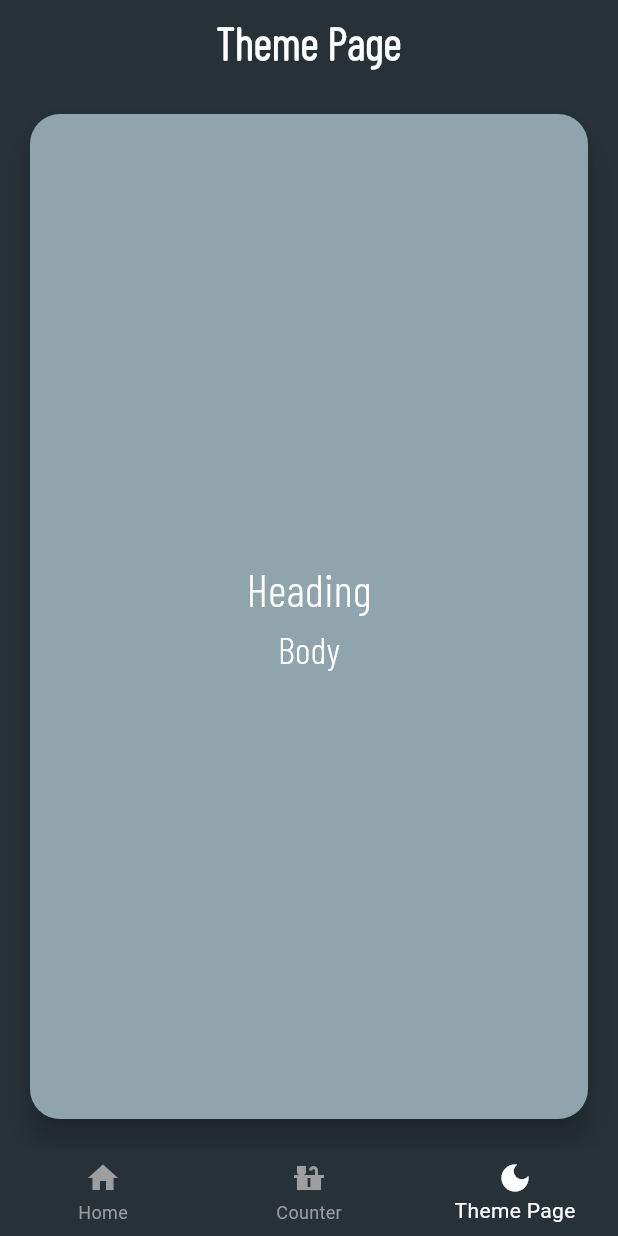
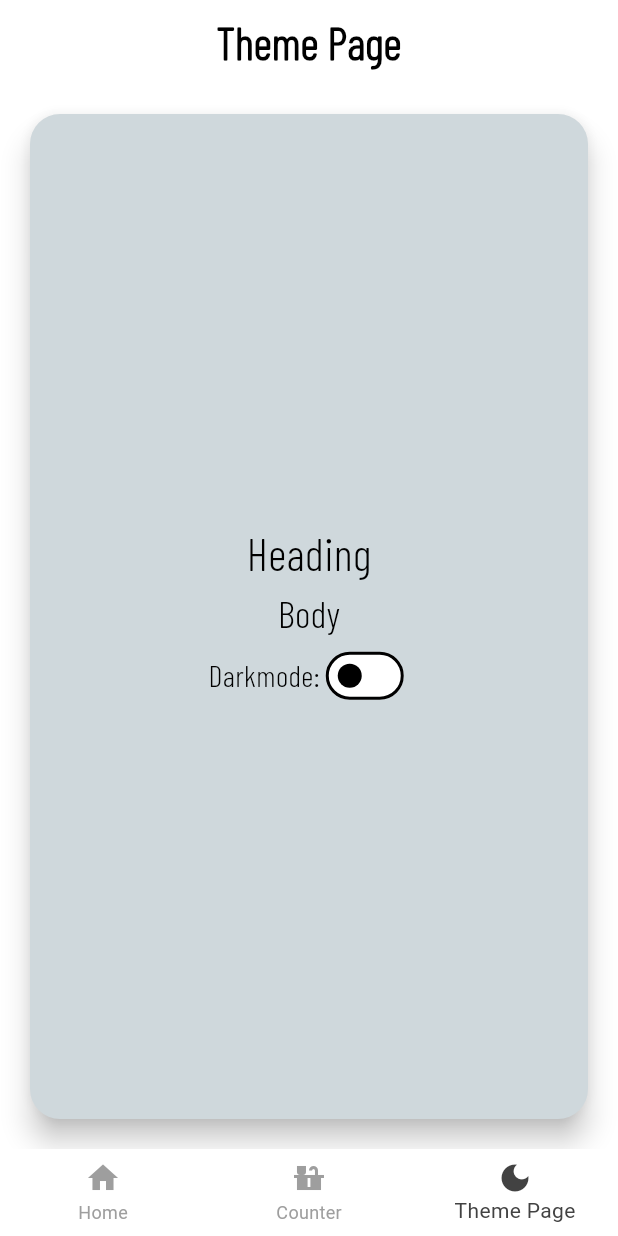
Before and after one commit to Tetoji/Flutter-Udemy-Course, a Flutter app: the screen it shows after launch, item 3 of the bottom bar chosen, on a phone screen of 412 x 824 dp. Run offline on Flutter 3.47's test engine with Material 3 defaults, Android fonts, the phone set to English and light mode, and no system bars; drawn by our look-alikes of auto_size_text.

Commit message:
darkmode lightmode switch + provider for stateless

```diff
--- /dev/null
+++ b/udemy_app/lib/application/theme_service.dart
@@ -0,0 +1,11 @@
+import 'package:flutter/material.dart';
+
+class ThemeService extends ChangeNotifier {
+  bool isDarkModeOn = false;
+
+  void toggleTheme() {
+    isDarkModeOn =
+        !isDarkModeOn; //! Neglierung => If false then true and otherwise
+    notifyListeners();
+  }
+}
--- a/udemy_app/lib/main.dart
+++ b/udemy_app/lib/main.dart
@@ -1,10 +1,17 @@
 import 'package:flutter/material.dart';
+import 'package:provider/provider.dart';
+import 'package:udemy_app/application/theme_service.dart';
 //import 'package:udemy_app/counter_site/counter_app_page.dart';
 import 'package:udemy_app/nav_root.dart';
 import 'package:udemy_app/theme.dart';
 
 void main() {
-  runApp(const MyApp());
+  runApp(
+    ChangeNotifierProvider(
+      create: (context) => ThemeService(),
+      child: const MyApp(),
+    ),
+  );
 }
 
 class MyApp extends StatelessWidget {
@@ -12,11 +19,17 @@ class MyApp extends StatelessWidget {
 
   @override
   Widget build(BuildContext context) {
-    return MaterialApp(
+    //! Consumer Widget to call service
+    return Consumer<ThemeService>(builder: (context, themeService, child) {
+      return MaterialApp(
         theme: AppTheme.lightTheme,
         darkTheme: AppTheme.darkTheme,
-        themeMode: ThemeMode.dark,
+        themeMode: themeService.isDarkModeOn
+            ? ThemeMode.dark
+            : ThemeMode.light, //! When darkmode = darkmode if not lightmode
         debugShowCheckedModeBanner: false,
-        home: const NavbarWidget());
+        home: const NavbarWidget(),
+      );
+    });
   }
 }
--- a/udemy_app/lib/nav_root.dart
+++ b/udemy_app/lib/nav_root.dart
@@ -35,7 +35,6 @@ class _RootWidgetState extends State<NavbarWidget> {
         onTap: (index) {
           setState(() {
             _currentIndex = index;
-            print(_currentIndex);
           });
         },
         currentIndex: _currentIndex,
--- a/udemy_app/lib/presentation/theme_animation/theme_animation_page.dart
+++ b/udemy_app/lib/presentation/theme_animation/theme_animation_page.dart
@@ -1,14 +1,19 @@
 import 'package:auto_size_text/auto_size_text.dart';
 import 'package:flutter/material.dart';
+import 'package:provider/provider.dart';
+import 'package:udemy_app/application/theme_service.dart';
 
 class ThemaAnimationPage extends StatelessWidget {
   const ThemaAnimationPage({super.key});
 
   @override
   Widget build(BuildContext context) {
+    //! Consumer Widget to call service
+    return Consumer<ThemeService>(builder: (context, themeService, child) {
       return Scaffold(
         appBar: AppBar(
-        scrolledUnderElevation: 0.0, //! AppBar doesnt change color after scroll
+          scrolledUnderElevation:
+              0.0, //! AppBar doesnt change color after scroll
           backgroundColor: Theme.of(context).scaffoldBackgroundColor,
           centerTitle: true,
           title: const AutoSizeText(
@@ -29,19 +34,38 @@ class ThemaAnimationPage extends StatelessWidget {
               color: Theme.of(context).colorScheme.onPrimary,
               child: ConstrainedBox(
                 constraints: const BoxConstraints(minWidth: double.infinity),
-              child: const Column(
+                child: Column(
                   mainAxisAlignment: MainAxisAlignment.center,
                   children: [
-                  Text(
+                    const Text(
                       "Heading",
-                    style:
-                        TextStyle(fontFamily: 'BarlowCondensed', fontSize: 30),
+                      style: TextStyle(
+                          fontFamily: 'BarlowCondensed', fontSize: 30),
                     ),
-                  Text(
+                    const Text(
                       "Body",
-                    style:
-                        TextStyle(fontFamily: 'BarlowCondensed', fontSize: 25),
+                      style: TextStyle(
+                          fontFamily: 'BarlowCondensed', fontSize: 25),
                     ),
+                    Row(
+                      mainAxisAlignment: MainAxisAlignment.center,
+                      children: [
+                        const Text(
+                          "Darkmode:",
+                          style: TextStyle(
+                              fontFamily: 'BarlowCondensed', fontSize: 20),
+                        ),
+                        Switch(
+                          value: themeService.isDarkModeOn,
+                          onChanged: (value) {
+                            Provider.of<ThemeService>(context,
+                                    listen:
+                                        false) //!Provider to invoke function
+                                .toggleTheme();
+                          },
+                        ),
+                      ],
+                    )
                   ],
                 ),
               ),
@@ -49,5 +73,6 @@ class ThemaAnimationPage extends StatelessWidget {
           ),
         ),
       );
+    });
   }
 }
--- a/udemy_app/lib/theme.dart
+++ b/udemy_app/lib/theme.dart
@@ -6,7 +6,7 @@ class AppTheme {
   //* Light Colors
   static const Color _lightPrimaryColor = Colors.white;
   static final Color _lightPrimaryVariantColor = Colors.blueGrey.shade800;
-  static final Color _lightOnPrimaryColor = Colors.blueGrey.shade200;
+  static final Color _lightOnPrimaryColor = Colors.blueGrey.shade100;
   static const Color _lightTextColorPrimary = Colors.black;
   static const Color _appbarColorLight = Colors.blue;
   static final Color _lightSelectedIconColor = Colors.grey.shade800;
@@ -15,7 +15,7 @@ class AppTheme {
   //* Dark Colors
   static final Color _darkPrimaryColor = Colors.blueGrey.shade900;
   static const Color _darkPrimaryVariantColor = Colors.black;
-  static final Color _darkOnPrimaryColor = Colors.blueGrey.shade300;
+  static final Color _darkOnPrimaryColor = Colors.blueGrey.shade400;
   static const Color _darkTextColorPrimary = Colors.white;
   static final Color _appbarColorDark = Colors.blueGrey.shade800;
   static const Color _darkSelectedIconColor = Colors.white;
--- a/udemy_app/pubspec.yaml
+++ b/udemy_app/pubspec.yaml
@@ -35,6 +35,8 @@ dependencies:
   # Use with the CupertinoIcons class for iOS style icons.
   cupertino_icons: ^1.0.2
   auto_size_text: ^3.0.0
+  animated_toggle_switch: ^0.8.1
+  provider: ^6.1.1
 
 dev_dependencies:
   flutter_test:
```
Also changed, not shown: udemy_app/pubspec.lock. Lines whose indentation alone changed are shown as unchanged.
